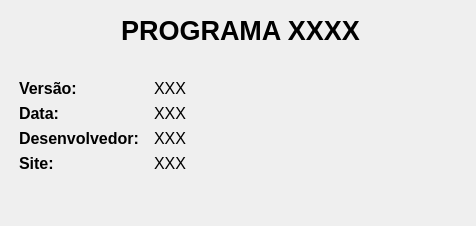
mateusmoratelli/MinhaBiblioteca, file screen/ui_designer/sreen_sobre_programa.ui: the form before one commit.
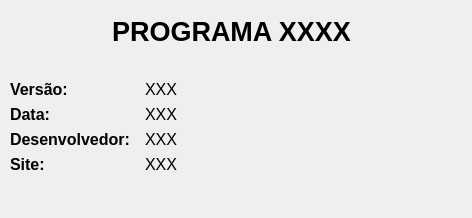
The form after the commit.

```diff
--- a/screen/ui_designer/sreen_sobre_programa.ui
+++ b/screen/ui_designer/sreen_sobre_programa.ui
@@ -1,23 +1,35 @@
 <?xml version="1.0" encoding="UTF-8"?>
 <ui version="4.0">
- <class>Dialog</class>
- <widget class="QDialog" name="Dialog">
+ <class>Form</class>
+ <widget class="QWidget" name="Form">
   <property name="geometry">
    <rect>
     <x>0</x>
     <y>0</y>
-    <width>476</width>
-    <height>226</height>
+    <width>472</width>
+    <height>218</height>
    </rect>
   </property>
+  <property name="minimumSize">
+   <size>
+    <width>472</width>
+    <height>218</height>
+   </size>
+  </property>
+  <property name="maximumSize">
+   <size>
+    <width>472</width>
+    <height>218</height>
+   </size>
+  </property>
   <property name="windowTitle">
    <string>Sobre o Programa</string>
   </property>
   <widget class="QLabel" name="lbSoftware">
    <property name="geometry">
     <rect>
-     <x>10</x>
-     <y>10</y>
+     <x>1</x>
+     <y>11</y>
      <width>461</width>
      <height>41</height>
     </rect>
@@ -45,8 +57,8 @@
   <widget class="QWidget" name="formLayoutWidget">
    <property name="geometry">
     <rect>
-     <x>19</x>
-     <y>79</y>
+     <x>10</x>
+     <y>80</y>
      <width>451</width>
      <height>121</height>
     </rect>
```
